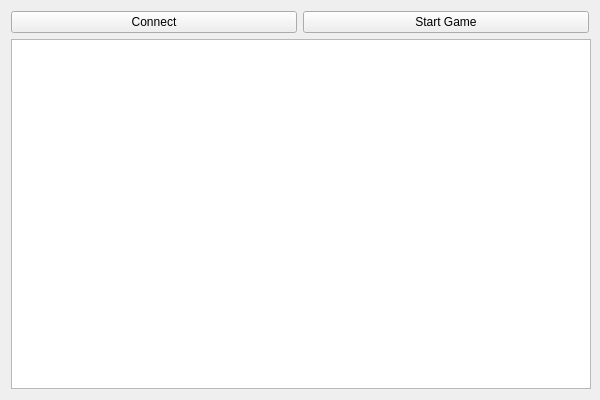
First picture: the form in 2SEM/HWHell/gameboard.ui, repository antongulikov/Homework, before the edit.
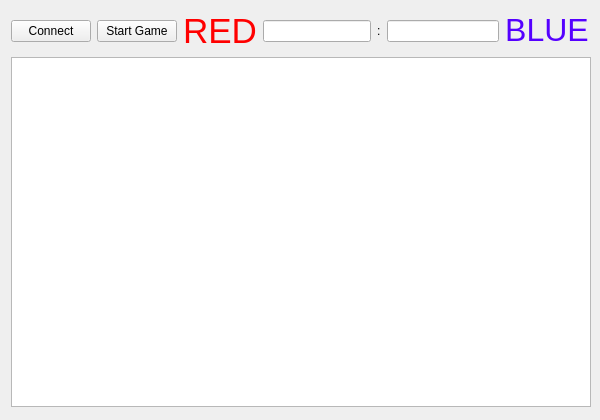
Second picture: the form after the edit.

```diff
--- a/2SEM/HWHell/gameboard.ui
+++ b/2SEM/HWHell/gameboard.ui
@@ -7,19 +7,19 @@
     <x>0</x>
     <y>0</y>
     <width>600</width>
-    <height>400</height>
+    <height>420</height>
    </rect>
   </property>
   <property name="minimumSize">
    <size>
     <width>600</width>
-    <height>400</height>
+    <height>420</height>
    </size>
   </property>
   <property name="maximumSize">
    <size>
     <width>600</width>
-    <height>400</height>
+    <height>420</height>
    </size>
   </property>
   <property name="windowTitle">
@@ -44,7 +44,38 @@
      </item>
     </layout>
    </item>
-   <item row="1" column="0">
+   <item row="0" column="1">
+    <layout class="QHBoxLayout" name="horizontalLayout_2">
+     <item>
+      <widget class="QLabel" name="label">
+       <property name="text">
+        <string>&lt;html&gt;&lt;head/&gt;&lt;body&gt;&lt;p align=&quot;center&quot;&gt;&lt;span style=&quot; font-size:26pt; color:#ff0000;&quot;&gt;RED&lt;/span&gt;&lt;/p&gt;&lt;/body&gt;&lt;/html&gt;</string>
+       </property>
+      </widget>
+     </item>
+     <item alignment="Qt::AlignRight">
+      <widget class="QLineEdit" name="redLine"/>
+     </item>
+     <item>
+      <widget class="QLabel" name="label_3">
+       <property name="text">
+        <string>:</string>
+       </property>
+      </widget>
+     </item>
+     <item>
+      <widget class="QLineEdit" name="blueLine"/>
+     </item>
+     <item>
+      <widget class="QLabel" name="label_2">
+       <property name="text">
+        <string>&lt;html&gt;&lt;head/&gt;&lt;body&gt;&lt;p align=&quot;center&quot;&gt;&lt;span style=&quot; font-size:24pt; color:#5500ff;&quot;&gt;BLUE&lt;/span&gt;&lt;/p&gt;&lt;/body&gt;&lt;/html&gt;</string>
+       </property>
+      </widget>
+     </item>
+    </layout>
+   </item>
+   <item row="1" column="0" colspan="2">
     <layout class="QVBoxLayout" name="verticalLayout">
      <item>
       <widget class="QGraphicsView" name="graphicsView">
```
